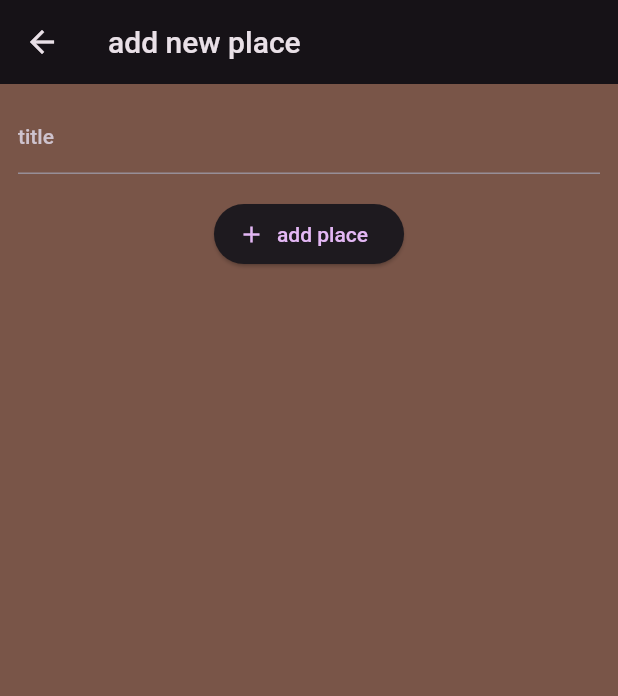
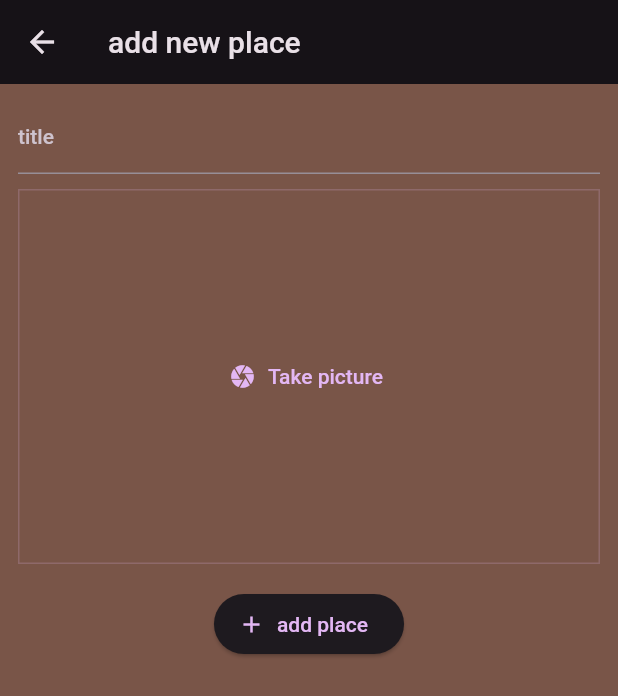
Before and after one commit to kokocssf/places-app, a Flutter app: the AddPlaceScreen screen opened directly, on a phone screen of 412 x 824 dp. Shown: the top 696 px of the screen. Run offline on Flutter 3.47's test engine with Material 2 defaults, Android fonts, the phone set to English and light mode, and no system bars; our stand-ins replace flutter_riverpod, image_picker.

Commit message:
image input

```diff
--- a/lib/main.dart
+++ b/lib/main.dart
@@ -1,8 +1,6 @@
 import 'package:app6/screens/places.dart';
 import 'package:flutter/material.dart';
 import 'package:flutter_riverpod/flutter_riverpod.dart';
-
-
 
 final ColorScheme colorScheme =
     ColorScheme.fromSeed(seedColor: Color.fromARGB(255, 183, 2, 255),
@@ -29,7 +27,7 @@ class MyApp extends StatelessWidget {
         scaffoldBackgroundColor: colorScheme.background,
 
       ),
-      home: PlacesScreen()
+      home: PlacesScreen(),
     );
   }
 }
--- a/lib/screens/add_place.dart
+++ b/lib/screens/add_place.dart
@@ -2,6 +2,7 @@ import 'package:flutter/material.dart';
 import 'package:flutter_riverpod/flutter_riverpod.dart';
 
 import '../providers/user_places.dart';
+import '../widgets/image_input.dart';
 
 class AddPlaceScreen extends ConsumerStatefulWidget {
   const AddPlaceScreen({super.key});
@@ -41,7 +42,10 @@ class _AddPlaceScreenState extends ConsumerState<AddPlaceScreen> {
               controller: _titleController,
               style:
                   TextStyle(color: Theme.of(context).colorScheme.onBackground),
+            ),  const SizedBox(
+              height: 10,
             ),
+            const ImageInput(),
             const SizedBox(
               height: 16,
             ),
@@ -49,7 +53,7 @@ class _AddPlaceScreenState extends ConsumerState<AddPlaceScreen> {
               onPressed: _savePlace,
               icon: const Icon(Icons.add),
               label: const Text("add place"),
-            )
+            ),
           ],
         ),
       ),
--- /dev/null
+++ b/lib/widgets/image_input.dart
@@ -0,0 +1,60 @@
+import 'dart:io';
+
+import 'package:flutter/material.dart';
+import 'package:image_picker/image_picker.dart';
+
+class ImageInput extends StatefulWidget {
+  const ImageInput({super.key});
+
+  @override
+  State<ImageInput> createState() => _ImageInputState();
+}
+
+class _ImageInputState extends State<ImageInput> {
+  File? _selectImage;
+
+  _takePicture() async {
+    final imagePicker = ImagePicker();
+    final XFile? pickedImage =
+        await imagePicker.pickImage(source: ImageSource.camera, maxWidth: 600);
+
+    if (pickedImage == null) {
+      return;
+    }
+   setState(() {
+      _selectImage = File(pickedImage.path);
+   });
+  }
+
+  @override
+  Widget build(BuildContext context) {
+    Widget content = TextButton.icon(
+      icon: const Icon(Icons.camera),
+      onPressed: _takePicture,
+      label: const Text("Take picture"),
+    );
+    if (_selectImage != null) {
+      content = GestureDetector(//تسمح لك باعادة اخذ صورة
+        onTap: _takePicture,
+        child: Image.file(
+          _selectImage!,
+          fit: BoxFit.cover,
+          width: double.infinity,
+          height: double.infinity,
+        ),
+      );
+    }
+
+    return Container(
+        height: 250,
+        width: double.infinity,
+        decoration: BoxDecoration(
+          border: Border.all(
+            width: 1,
+            color: Theme.of(context).colorScheme.primary.withOpacity(0.2),
+          ),
+        ),
+        alignment: Alignment.center,
+        child: content);
+  }
+}
--- a/pubspec.yaml
+++ b/pubspec.yaml
@@ -38,6 +38,7 @@ dependencies:
 
   uuid: ^4.2.2
   flutter_riverpod: ^2.4.10
+  image_picker: ^1.0.7
 
 dev_dependencies:
   flutter_test:
```
Also changed, not shown: pubspec.lock, 6 other files.
